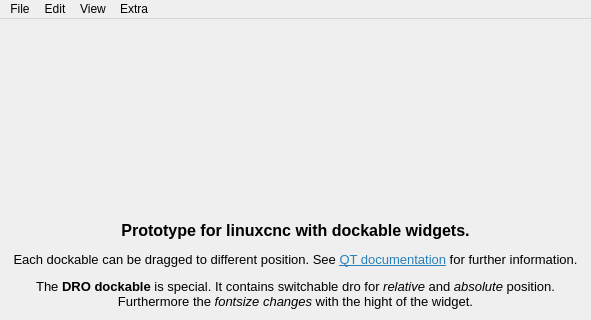
First picture: the form in src/UI/mainwindow.ui, repository DjangoReinhard/FalconView, before the edit; both pictures show x 0 to 591 and y 0 to 320 of the 591 by 576 pixel window.
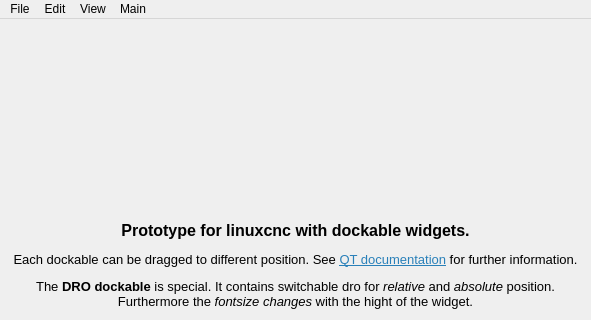
Second picture: the form after the edit.

What changed in the file:
```diff
--- a/src/UI/mainwindow.ui
+++ b/src/UI/mainwindow.ui
@@ -98,9 +98,9 @@
     </property>
     <addaction name="actionAbsolute_Position"/>
    </widget>
-   <widget class="QMenu" name="menuExtra">
+   <widget class="QMenu" name="menuMain">
     <property name="title">
-     <string>Extra</string>
+     <string>Main</string>
     </property>
     <addaction name="actionDefault"/>
     <addaction name="actionBack01"/>
@@ -121,7 +121,7 @@
    <addaction name="menuFile"/>
    <addaction name="menuEdit"/>
    <addaction name="menuView"/>
-   <addaction name="menuExtra"/>
+   <addaction name="menuMain"/>
   </widget>
   <widget class="QStatusBar" name="statusbar"/>
   <action name="actionOpen">
```
Left out of the diff: 66 changed lines with no effect on the pictures.
